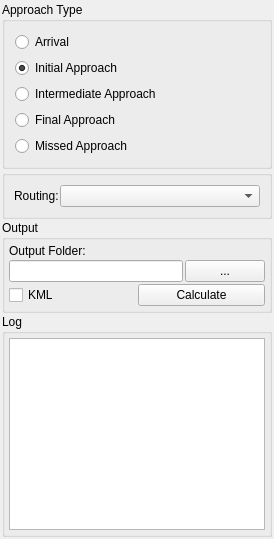
Above: Q_Pansopy/ui/pbn/qpansopy_lnav_dockwidget.ui from FLYGHT7/qpansopy before the change. Below: the same form after it.
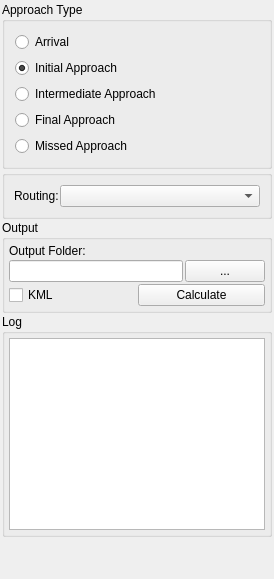
That is the form after the change. Custom widgets are drawn as their Qt base class.

Commit message: fix(ui): Add vertical spacer to push groups to top in LNAV

```diff
--- a/Q_Pansopy/ui/pbn/qpansopy_lnav_dockwidget.ui
+++ b/Q_Pansopy/ui/pbn/qpansopy_lnav_dockwidget.ui
@@ -206,6 +206,19 @@
       </layout>
      </widget>
     </item>
+    <item>
+     <spacer name="verticalSpacer">
+      <property name="orientation">
+       <enum>Qt::Vertical</enum>
+      </property>
+      <property name="sizeHint" stdset="0">
+       <size>
+        <width>20</width>
+        <height>40</height>
+       </size>
+      </property>
+     </spacer>
+    </item>
    </layout>
   </widget>
  </widget>
```
